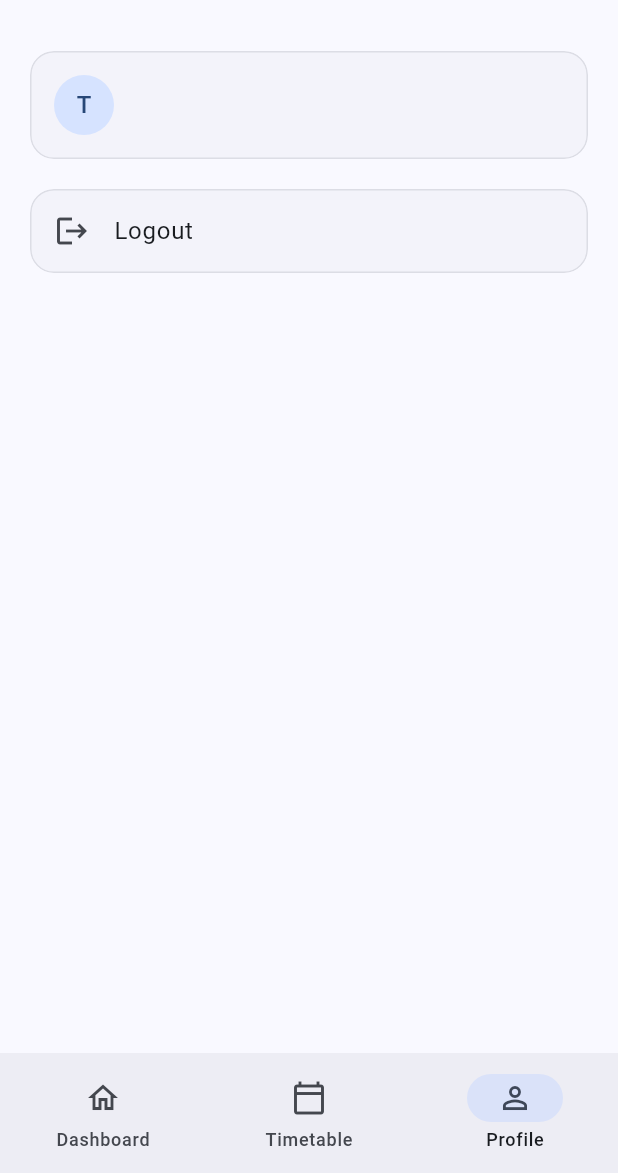
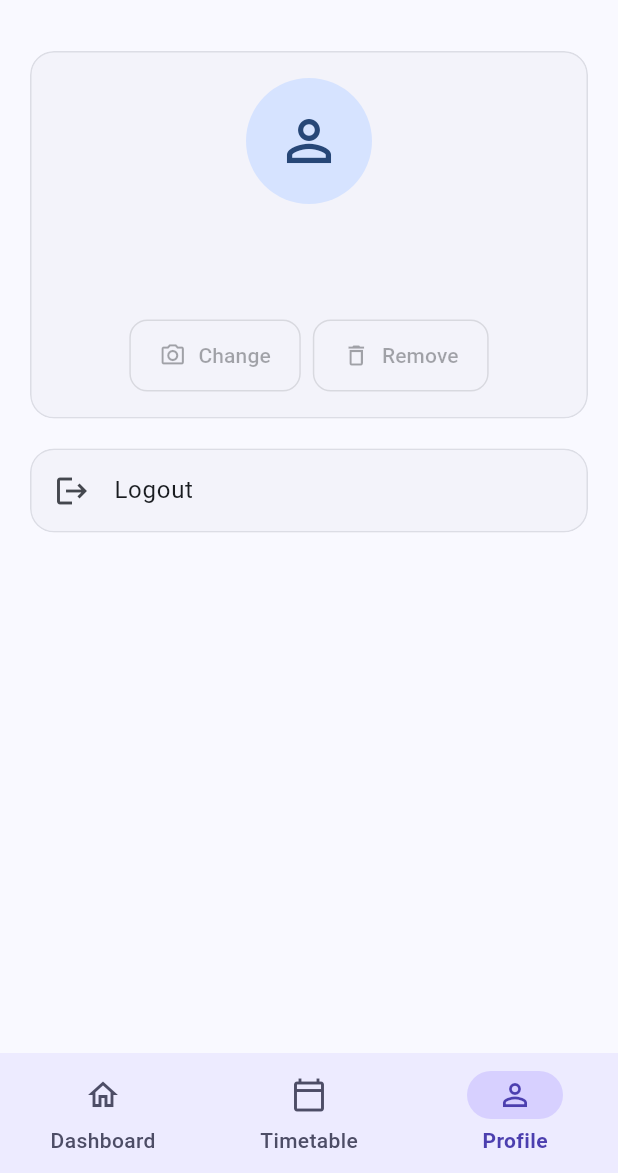
Before and after one commit to Shreyas-Bari/cems_application, a Flutter app: the screen it shows once a user with an empty profile is signed in, after a tap on the "account circle" icon, on a phone screen of 412 x 824 dp, the part 63-1236 px from its top. Run offline on Flutter 3.47's test engine with Material 3 defaults, Android fonts, the phone set to English and light mode, and no system bars; our stand-ins replace cloud_firestore, firebase_auth, firebase_core, qr_flutter; missing offline and left inert: mobile_scanner; accounts and stored records are empty.

Commit message:
Slight UI tweaks 1.0

```diff
--- a/lib/screens/teacher/teacher_dashboard.dart
+++ b/lib/screens/teacher/teacher_dashboard.dart
@@ -19,6 +19,15 @@ class _TeacherDashboardState extends State<TeacherDashboard> {
   List<Map<String, dynamic>> _sessionStats = [];
   bool _isLoading = true;
   int _tabIndex = 0;
+
+  String _baseSubjectName(String name) {
+    final n = name.trim();
+    final lower = n.toLowerCase();
+    if (lower.endsWith(' lab')) {
+      return n.substring(0, n.length - 4).trim();
+    }
+    return n;
+  }
 
   @override
   void initState() {
@@ -66,7 +75,7 @@ class _TeacherDashboardState extends State<TeacherDashboard> {
             : 'Unknown Subject';
 
         scheduleList.add({
-          'subject': subjectName,
+          'subject': _baseSubjectName(subjectName),
           'day': data['day'],
           'time': data['time'],
           'type': data['type'],
@@ -99,7 +108,8 @@ class _TeacherDashboardState extends State<TeacherDashboard> {
 
     final subjectNameMap = <String, String>{};
     for (final doc in subjectsSnap.docs) {
-      subjectNameMap[doc.id] = doc.data()['name']?.toString() ?? 'Unknown Subject';
+      final raw = doc.data()['name']?.toString() ?? 'Unknown Subject';
+      subjectNameMap[doc.id] = _baseSubjectName(raw);
     }
 
     final scheduleSnap = await _db.collection('schedule').get();
@@ -116,12 +126,15 @@ class _TeacherDashboardState extends State<TeacherDashboard> {
       final division = data['division']?.toString();
       if (subjectId == null || !subjectIds.contains(subjectId)) continue;
       if (division == null || division.isEmpty) continue;
-      final key = '$subjectId|$division';
+      final baseName = subjectNameMap[subjectId] ?? 'Unknown Subject';
+      final key = '$baseName|$division';
       statsMap.putIfAbsent(
         key,
         () => {
-          'name': subjectNameMap[subjectId] ?? 'Unknown Subject',
-          'subjectId': subjectId,
+          'name': baseName,
+          'lectureSubjectId': null,
+          'labSubjectId': null,
+          'subjectIds': <String>{},
           'division': division,
           'lectures': 0,
           'labs': 0,
@@ -130,10 +143,13 @@ class _TeacherDashboardState extends State<TeacherDashboard> {
         },
       );
       final t = data['type']?.toString() == 'lab' ? 'lab' : 'lecture';
+      (statsMap[key]!['subjectIds'] as Set<String>).add(subjectId);
       if (t == 'lab') {
         statsMap[key]!['hasLabSlot'] = true;
+        statsMap[key]!['labSubjectId'] ??= subjectId;
       } else {
         statsMap[key]!['hasLectureSlot'] = true;
+        statsMap[key]!['lectureSubjectId'] ??= subjectId;
       }
     }
 
@@ -143,7 +159,8 @@ class _TeacherDashboardState extends State<TeacherDashboard> {
       final division = data['division']?.toString();
       if (subjectId == null || !subjectIds.contains(subjectId)) continue;
       if (division == null || division.isEmpty) continue;
-      final key = '$subjectId|$division';
+      final baseName = subjectNameMap[subjectId] ?? 'Unknown Subject';
+      final key = '$baseName|$division';
       if (!statsMap.containsKey(key)) continue;
       final t = data['type']?.toString() == 'lab' ? 'lab' : 'lecture';
       if (t == 'lab') {
@@ -167,7 +184,7 @@ class _TeacherDashboardState extends State<TeacherDashboard> {
   /// scoped to this teacher only.
   Future<List<Map<String, dynamic>>> _fetchStudentAttendanceForSubject({
     required String division,
-    required String subjectId,
+    required Set<String> subjectIds,
   }) async {
     final studentsSnap = await _db
         .collection('users')
@@ -175,16 +192,19 @@ class _TeacherDashboardState extends State<TeacherDashboard> {
         .where('division', isEqualTo: division)
         .get();
 
-    final sessionsSnap = await _db
+    final allSessions = await _db
         .collection('sessions')
         .where('division', isEqualTo: division)
         .where('teacherId', isEqualTo: widget.userData['uid'])
-        .where('subjectId', isEqualTo: subjectId)
         .get();
+    final sessions = allSessions.docs.where((d) {
+      final sid = d.data()['subjectId']?.toString() ?? '';
+      return subjectIds.contains(sid);
+    }).toList();
 
     final lectureSessionIds = <String>[];
     final labSessionIds = <String>[];
-    for (final d in sessionsSnap.docs) {
+    for (final d in sessions) {
       final t = d.data()['type']?.toString();
       if (t == 'lab') {
         labSessionIds.add(d.id);
@@ -274,7 +294,8 @@ class _TeacherDashboardState extends State<TeacherDashboard> {
               child: FilledButton.tonalIcon(
                 onPressed: hasLecture
                     ? () => _openSession(
-                          item['subjectId'] as String,
+                          (item['lectureSubjectId'] ??
+                              item['labSubjectId']) as String,
                           item['name'] as String,
                           item['division'] as String,
                           'lecture',
@@ -289,7 +310,8 @@ class _TeacherDashboardState extends State<TeacherDashboard> {
               child: FilledButton.tonalIcon(
                 onPressed: hasLab
                     ? () => _openSession(
-                          item['subjectId'] as String,
+                          (item['labSubjectId'] ??
+                              item['lectureSubjectId']) as String,
                           item['name'] as String,
                           item['division'] as String,
                           'lab',
@@ -317,7 +339,8 @@ class _TeacherDashboardState extends State<TeacherDashboard> {
         const SizedBox(height: 12),
         OutlinedButton.icon(
           onPressed: () => _openSubjectAttendanceSheet(
-            subjectId: item['subjectId'] as String,
+            subjectIds:
+                (item['subjectIds'] as Set<String>).toSet(),
             subjectName: item['name'] as String,
             division: item['division'] as String,
           ),
@@ -329,7 +352,7 @@ class _TeacherDashboardState extends State<TeacherDashboard> {
   }
 
   Future<void> _openSubjectAttendanceSheet({
-    required String subjectId,
+    required Set<String> subjectIds,
     required String subjectName,
     required String division,
   }) async {
@@ -341,7 +364,7 @@ class _TeacherDashboardState extends State<TeacherDashboard> {
 
     final students = await _fetchStudentAttendanceForSubject(
       division: division,
-      subjectId: subjectId,
+      subjectIds: subjectIds,
     );
 
     if (context.mounted) Navigator.pop(context);
@@ -416,6 +439,9 @@ class _TeacherDashboardState extends State<TeacherDashboard> {
                               'Lab: $labP/$labT (${labPct.toStringAsFixed(0)}%)',
                             ),
                             isThreeLine: true,
+                            shape: RoundedRectangleBorder(
+                              borderRadius: BorderRadius.circular(12),
+                            ),
                             trailing: Text(
                               '${overallPct.toStringAsFixed(1)}%',
                               style: TextStyle(
@@ -436,7 +462,7 @@ class _TeacherDashboardState extends State<TeacherDashboard> {
 
   Color _attendanceColor(double pct, ThemeData theme) {
     if (pct >= 75) return Colors.green;
-    if (pct >= 60) return Colors.orange;
+    if (pct >= 60) return const Color(0xFFE0A800);
     return theme.colorScheme.error;
   }
 
@@ -577,16 +603,52 @@ class _TeacherDashboardState extends State<TeacherDashboard> {
       padding: const EdgeInsets.all(16),
       children: [
         Card(
-          child: ListTile(
-            leading: CircleAvatar(
-              child: Text(
-                (widget.userData['name']?.toString().isNotEmpty ?? false)
-                    ? widget.userData['name'].toString()[0].toUpperCase()
-                    : 'T',
-              ),
+          child: Padding(
+            padding: const EdgeInsets.all(18),
+            child: Column(
+              children: [
+                CircleAvatar(
+                  radius: 42,
+                  backgroundColor: theme.colorScheme.primaryContainer,
+                  child: Icon(
+                    Icons.person_outline,
+                    size: 44,
+                    color: theme.colorScheme.onPrimaryContainer,
+                  ),
+                ),
+                const SizedBox(height: 12),
+                Text(
+                  widget.userData['name']?.toString() ?? 'Teacher',
+                  style: theme.textTheme.titleLarge?.copyWith(
+                    fontWeight: FontWeight.bold,
+                  ),
+                ),
+                const SizedBox(height: 4),
+                Text(
+                  widget.userData['email']?.toString() ?? '',
+                  style: theme.textTheme.bodyMedium?.copyWith(
+                    color: theme.colorScheme.outline,
+                  ),
+                ),
+                const SizedBox(height: 12),
+                Row(
+                  mainAxisAlignment: MainAxisAlignment.center,
+                  children: [
+                    OutlinedButton.icon(
+                      onPressed: null,
+                      icon: const Icon(Icons.photo_camera_outlined),
+                      label: const Text('Change'),
+                    ),
+                    const SizedBox(width: 8),
+                    OutlinedButton.icon(
+                      onPressed: null,
+                      icon: const Icon(Icons.delete_outline),
+                      label: const Text('Remove'),
+                    ),
+                  ],
+                ),
+              ],
             ),
-            title: Text(widget.userData['name']?.toString() ?? 'Teacher'),
-            subtitle: Text(widget.userData['email']?.toString() ?? ''),
           ),
         ),
         const SizedBox(height: 12),
--- a/lib/theme/app_theme.dart
+++ b/lib/theme/app_theme.dart
@@ -49,6 +49,23 @@ class AppTheme {
         elevation: 2,
         shape: RoundedRectangleBorder(borderRadius: BorderRadius.circular(16)),
       ),
+      navigationBarTheme: NavigationBarThemeData(
+        backgroundColor: const Color(0xFFEDEBFF),
+        indicatorColor: const Color(0xFFD7D0FF),
+        iconTheme: WidgetStateProperty.resolveWith((states) {
+          final selected = states.contains(WidgetState.selected);
+          return IconThemeData(
+            color: selected ? const Color(0xFF4C3FAF) : const Color(0xFF4D4D66),
+          );
+        }),
+        labelTextStyle: WidgetStateProperty.resolveWith((states) {
+          final selected = states.contains(WidgetState.selected);
+          return TextStyle(
+            fontWeight: selected ? FontWeight.w700 : FontWeight.w500,
+            color: selected ? const Color(0xFF4C3FAF) : const Color(0xFF4D4D66),
+          );
+        }),
+      ),
     );
   }
 }
```
Also changed, not shown: lib/screens/student/student_dashboard.dart (+76 -24 lines).
